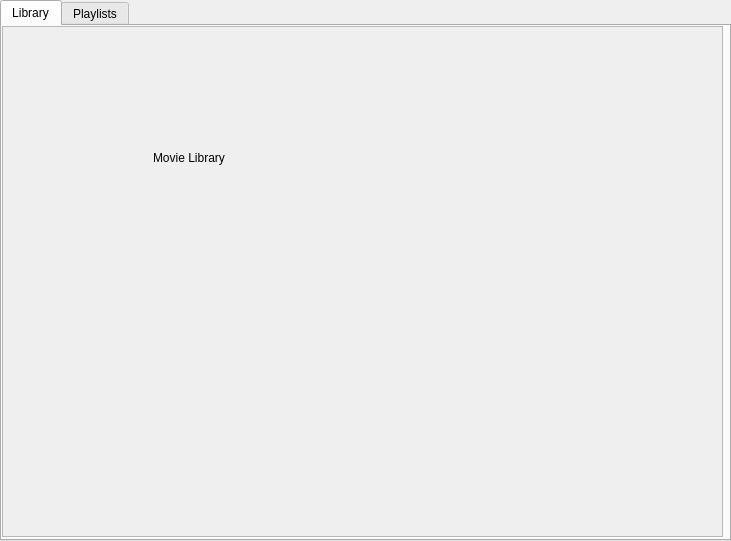
First picture: the form in client_app/ui/movieSelection.ui, repository Thaysen01/MyMedia-Capstone-2, before the edit.
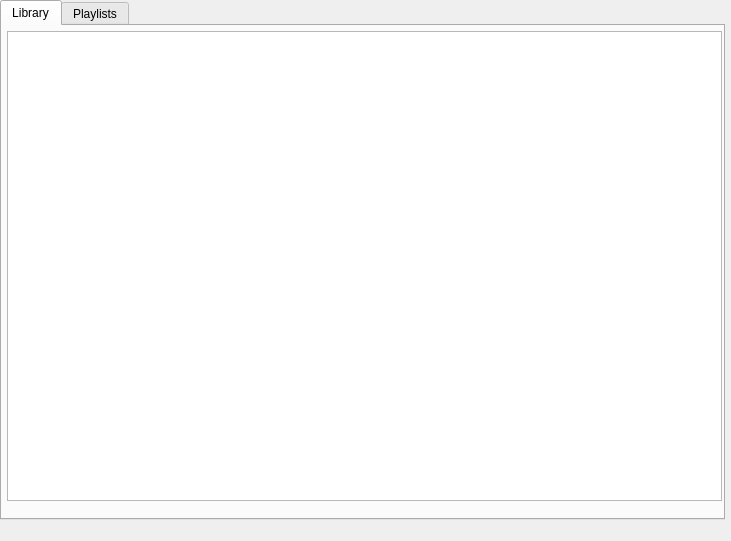
Second picture: the form after the edit.

Commit message: Added table for movie selection. It populates based on the number of movies in the database

```diff
--- a/client_app/ui/movieSelection.ui
+++ b/client_app/ui/movieSelection.ui
@@ -30,8 +30,8 @@
     <rect>
      <x>0</x>
      <y>0</y>
-     <width>731</width>
-     <height>541</height>
+     <width>725</width>
+     <height>520</height>
     </rect>
    </property>
    <property name="currentIndex">
@@ -41,41 +41,42 @@
     <attribute name="title">
      <string>Library</string>
     </attribute>
-    <widget class="QScrollArea" name="scrollArea_2">
+    <widget class="QTableWidget" name="movieTable">
      <property name="geometry">
       <rect>
-       <x>0</x>
-       <y>0</y>
-       <width>721</width>
-       <height>511</height>
+       <x>5</x>
+       <y>5</y>
+       <width>715</width>
+       <height>470</height>
       </rect>
      </property>
-     <property name="widgetResizable">
-      <bool>true</bool>
+     <property name="styleSheet">
+      <string notr="true">pane { border: 0; }</string>
      </property>
-     <widget class="QWidget" name="scrollAreaWidgetContents_2">
-      <property name="geometry">
-       <rect>
-        <x>0</x>
-        <y>0</y>
-        <width>719</width>
-        <height>509</height>
-       </rect>
-      </property>
-      <widget class="QLabel" name="label">
-       <property name="geometry">
-        <rect>
-         <x>150</x>
-         <y>120</y>
-         <width>91</width>
-         <height>21</height>
-        </rect>
-       </property>
-       <property name="text">
-        <string>Movie Library</string>
-       </property>
-      </widget>
-     </widget>
+     <property name="horizontalScrollBarPolicy">
+      <enum>Qt::ScrollBarAlwaysOff</enum>
+     </property>
+     <property name="editTriggers">
+      <set>QAbstractItemView::NoEditTriggers</set>
+     </property>
+     <property name="rowCount">
+      <number>0</number>
+     </property>
+     <property name="columnCount">
+      <number>0</number>
+     </property>
+     <attribute name="horizontalHeaderVisible">
+      <bool>false</bool>
+     </attribute>
+     <attribute name="horizontalHeaderDefaultSectionSize">
+      <number>142</number>
+     </attribute>
+     <attribute name="horizontalHeaderMinimumSectionSize">
+      <number>56</number>
+     </attribute>
+     <attribute name="verticalHeaderVisible">
+      <bool>false</bool>
+     </attribute>
     </widget>
    </widget>
    <widget class="QWidget" name="tab_2">
```
Left out of the diff: 38 changed lines with no effect on the pictures. The commit also changes 4 other files.
